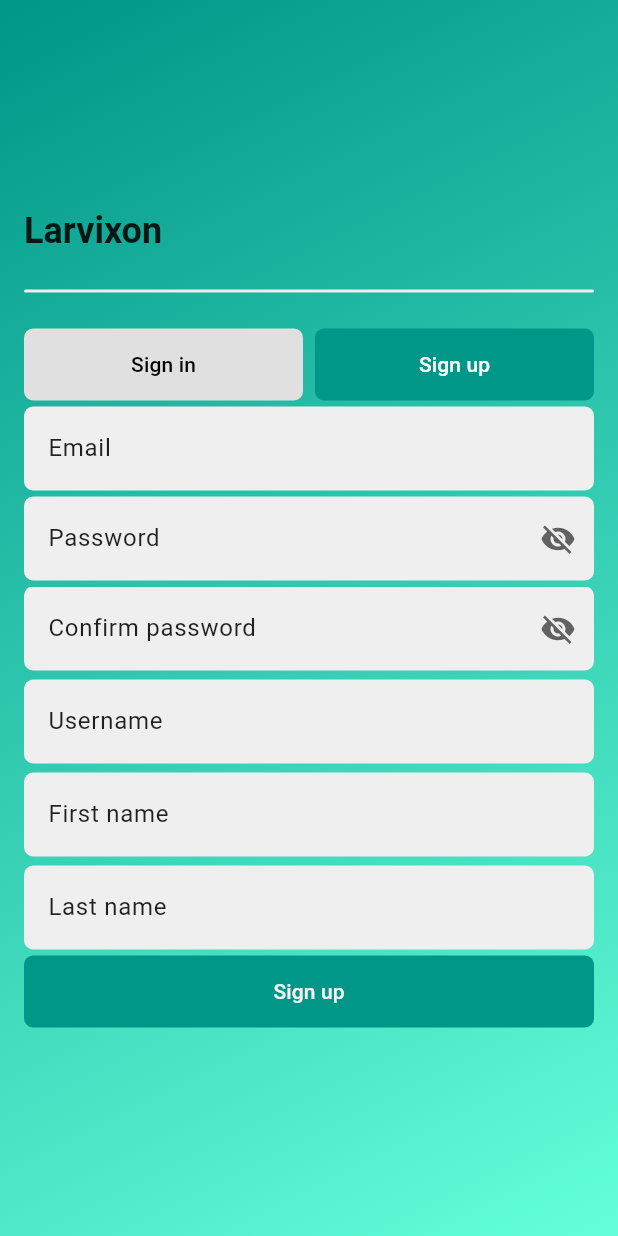
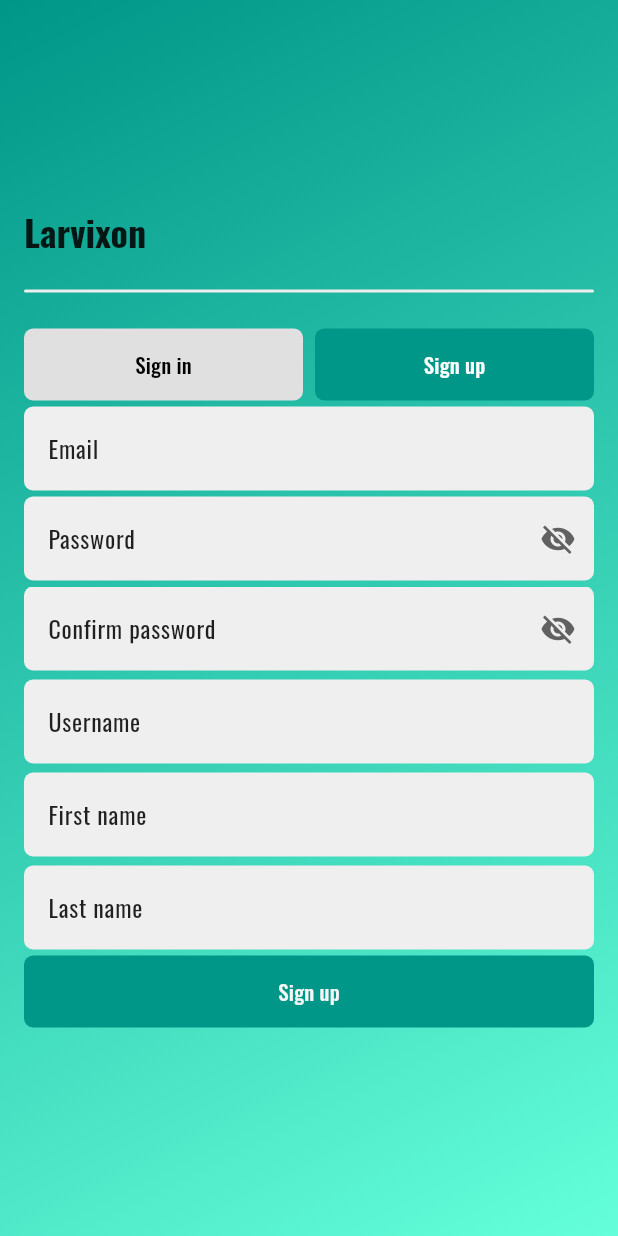
Before and after one commit to LarvixON-ZPI/larvixon-frontend, a Flutter app: the AuthPage screen opened by its route, on a phone screen of 412 x 824 dp. Run offline on Flutter 3.47's test engine with Material 3 defaults, Android fonts, the phone set to English and light mode, and no system bars; our stand-ins replace bloc, dio, equatable, flutter_bloc, flutter_secure_storage, go_router and 1 more; accounts and stored records are empty.

Commit message:
refactor: clean up import statements

```diff
--- a/lib/core/api_client.dart
+++ b/lib/core/api_client.dart
@@ -1,6 +1,7 @@
 import 'package:dio/dio.dart';
-import 'package:larvixon_frontend/core/auth_interceptor.dart';
-import 'package:larvixon_frontend/core/token_storage.dart';
+
+import 'auth_interceptor.dart';
+import 'token_storage.dart';
 
 final class ApiClient {
   final timeoutDuration = Duration(seconds: 30);
--- a/lib/core/auth_interceptor.dart
+++ b/lib/core/auth_interceptor.dart
@@ -1,5 +1,6 @@
 import 'package:dio/dio.dart';
-import 'package:larvixon_frontend/core/constants/endpoints_auth.dart';
+
+import 'constants/endpoints_auth.dart';
 import 'token_storage.dart';
 
 class AuthInterceptor extends Interceptor {
--- a/lib/core/constants/endpoints_user.dart
+++ b/lib/core/constants/endpoints_user.dart
@@ -2,7 +2,8 @@ import 'api_base.dart';
 
 class UserEndpoints {
   static const String profile = '${ApiBase.baseUrl}/accounts/profile/';
-  static const String profileDetails = '${ApiBase.baseUrl}/accounts/profile/details/';
+  static const String profileDetails =
+      '${ApiBase.baseUrl}/accounts/profile/details/';
   static const String changePassword =
       "${ApiBase.baseUrl}/accounts/password/change/";
   static const String profileStats =
--- a/lib/core/theme/app_theme.dart
+++ b/lib/core/theme/app_theme.dart
@@ -1,9 +1,11 @@
 import 'package:flutter/material.dart';
+import 'package:google_fonts/google_fonts.dart';
 
 import 'colors.dart';
 import 'text_styles.dart';
 
 final ThemeData appThemeLight = ThemeData(
+  fontFamily: GoogleFonts.oswald().fontFamily,
   colorScheme: AppColors.colorScheme,
   primaryColor: AppColors.primary,
   scaffoldBackgroundColor: AppColors.background,
@@ -13,6 +15,7 @@ final ThemeData appThemeLight = ThemeData(
     titleTextStyle: TextStyles.title,
   ),
   inputDecorationTheme: InputDecorationTheme(
+    errorStyle: const TextStyle(height: 1.0),
     filled: true,
     fillColor: AppColors.inputFill,
     border: OutlineInputBorder(
```
